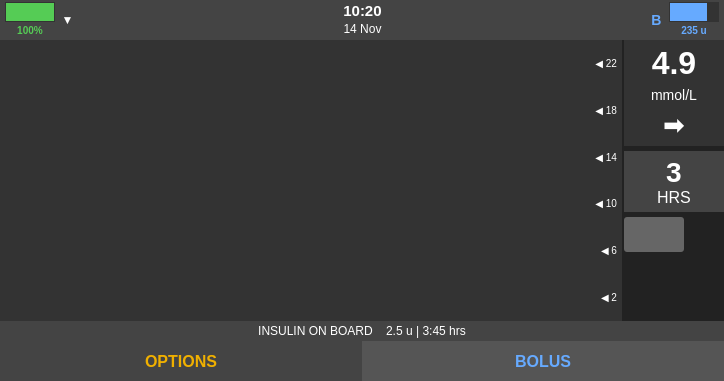
First picture: the form in mainwindow.ui, repository moazsholook/COMP3004_Proj, before the edit.
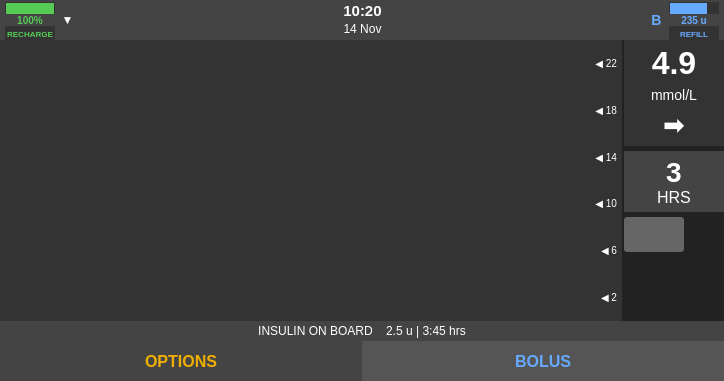
Second picture: the form after the edit. Icons and pictures are not drawn.

Patch:
```diff
--- a/mainwindow.ui
+++ b/mainwindow.ui
@@ -123,6 +123,38 @@
            </property>
           </widget>
          </item>
+         <item>
+          <widget class="QPushButton" name="rechargeButton">
+           <property name="minimumSize">
+            <size>
+             <width>50</width>
+             <height>15</height>
+            </size>
+           </property>
+           <property name="maximumSize">
+            <size>
+             <width>50</width>
+             <height>15</height>
+            </size>
+           </property>
+           <property name="styleSheet">
+            <string notr="true">QPushButton {
+    background-color: #333333;
+    color: #55cc55;
+    border: none;
+    font-size: 8px;
+    font-weight: bold;
+    border-radius: 2px;
+}
+QPushButton:pressed {
+    background-color: #444444;
+}</string>
+           </property>
+           <property name="text">
+            <string>RECHARGE</string>
+           </property>
+          </widget>
+         </item>
         </layout>
        </item>
        <item>
@@ -270,6 +302,38 @@
            </property>
           </widget>
          </item>
+         <item>
+          <widget class="QPushButton" name="refillButton">
+           <property name="minimumSize">
+            <size>
+             <width>50</width>
+             <height>15</height>
+            </size>
+           </property>
+           <property name="maximumSize">
+            <size>
+             <width>50</width>
+             <height>15</height>
+            </size>
+           </property>
+           <property name="styleSheet">
+            <string notr="true">QPushButton {
+    background-color: #333333;
+    color: #66aaff;
+    border: none;
+    font-size: 8px;
+    font-weight: bold;
+    border-radius: 2px;
+}
+QPushButton:pressed {
+    background-color: #444444;
+}</string>
+           </property>
+           <property name="text">
+            <string>REFILL</string>
+           </property>
+          </widget>
+         </item>
         </layout>
        </item>
       </layout>
```
